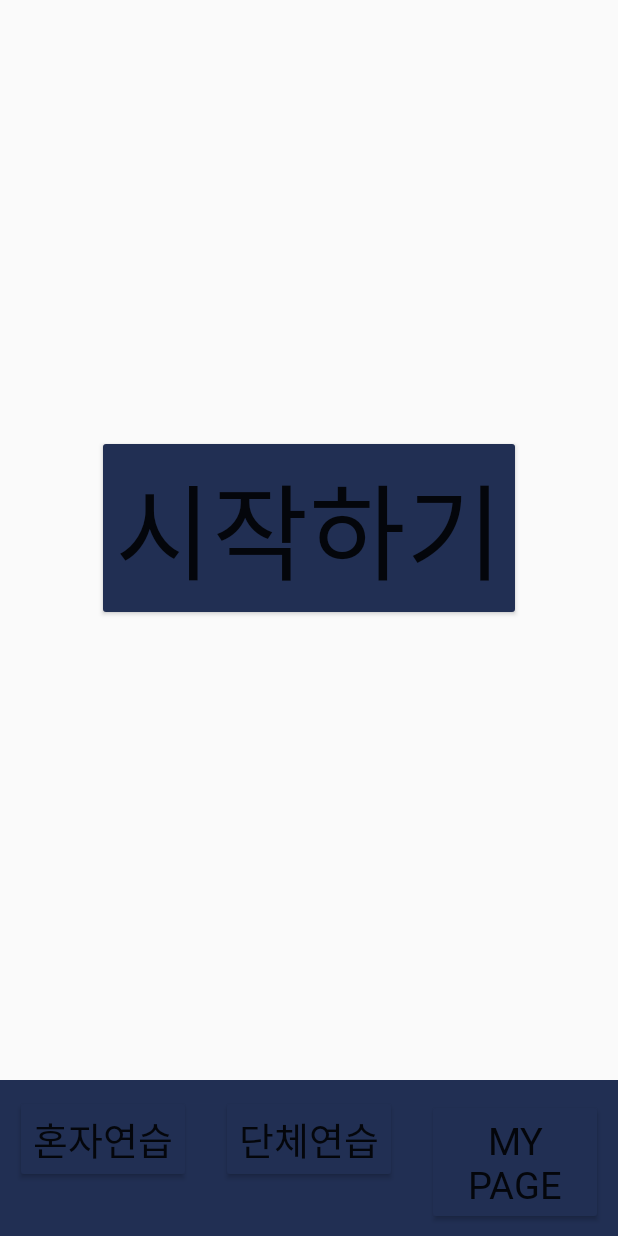
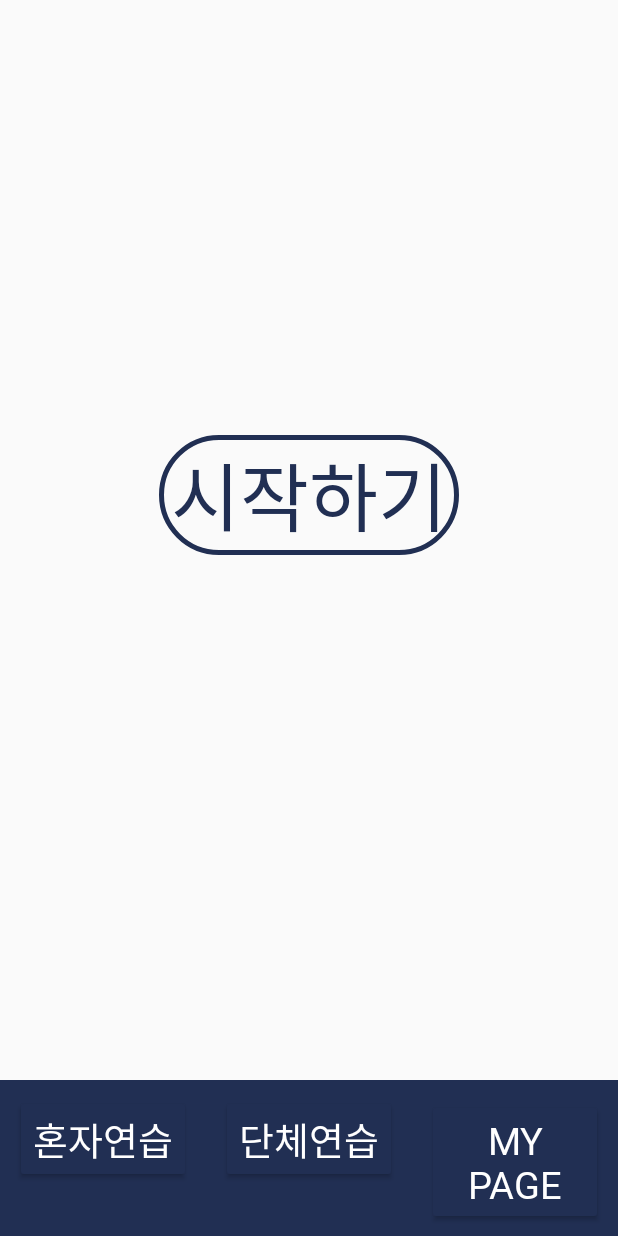
Before and after one commit to ahramlee92/typingGame, an Android app: the StartActivity screen opened directly, with no data from a screen before it, on a phone screen of 412 x 824 dp. Run offline under Robolectric (Android 15) with nearby library versions, the phone set to English and light mode, and no system bars.

Commit message:
버튼 글자 컬러 변경/시작하기 버튼 디자인 변경/버튼 디자인 xml 파일 추가

```diff
--- /dev/null
+++ b/app/src/main/res/drawable/button_design.xml
@@ -0,0 +1,12 @@
+<?xml version="1.0" encoding="utf-8"?>
+<shape xmlns:android="http://schemas.android.com/apk/res/android"
+    android:shape="rectangle">
+
+    <stroke
+        android:width="3dp"
+        android:color="#212f53" />
+    <size
+        android:width="200dp"
+        android:height="80dp" />
+    <corners android:radius="50dp" />
+</shape>
--- a/app/src/main/res/layout/activity_register.xml
+++ b/app/src/main/res/layout/activity_register.xml
@@ -182,6 +182,7 @@
                 android:layout_height="wrap_content"
                 android:layout_gravity="center"
                 android:backgroundTint="#212f53"
+                android:textColor="#ffffff"
                 android:fontFamily="@font/nrnr"
                 android:text="회원가입"
                 android:textSize="30sp"
--- a/app/src/main/res/layout/activity_start.xml
+++ b/app/src/main/res/layout/activity_start.xml
@@ -24,13 +24,14 @@
 
             <Button
                 android:id="@+id/start_btn"
+                android:background="@drawable/button_design"
                 android:layout_width="wrap_content"
                 android:layout_height="wrap_content"
                 android:gravity="center"
-                android:backgroundTint="#212f53"
+                android:textColor="#212f53"
                 android:fontFamily="@font/nrnr"
                 android:text="시작하기"
-                android:textSize="70sp" />
+                android:textSize="50sp" />
 
         </LinearLayout>
     </ScrollView>
@@ -51,6 +52,7 @@
         android:text="혼자연습"
         android:textSize="25sp"
         android:backgroundTint="#212f53"
+        android:textColor="#ffffff"
         android:fontFamily="@font/nrnr"/>
 
     <Button
@@ -62,6 +64,7 @@
         android:text="단체연습"
         android:textSize="25sp"
         android:backgroundTint="#212f53"
+        android:textColor="#ffffff"
         android:fontFamily="@font/nrnr"/>
 
     <Button
@@ -73,6 +76,7 @@
         android:text="My page"
         android:textSize="25sp"
         android:backgroundTint="#212f53"
+        android:textColor="#ffffff"
         android:fontFamily="@font/nrnr"/>
 
     </LinearLayout>
```
